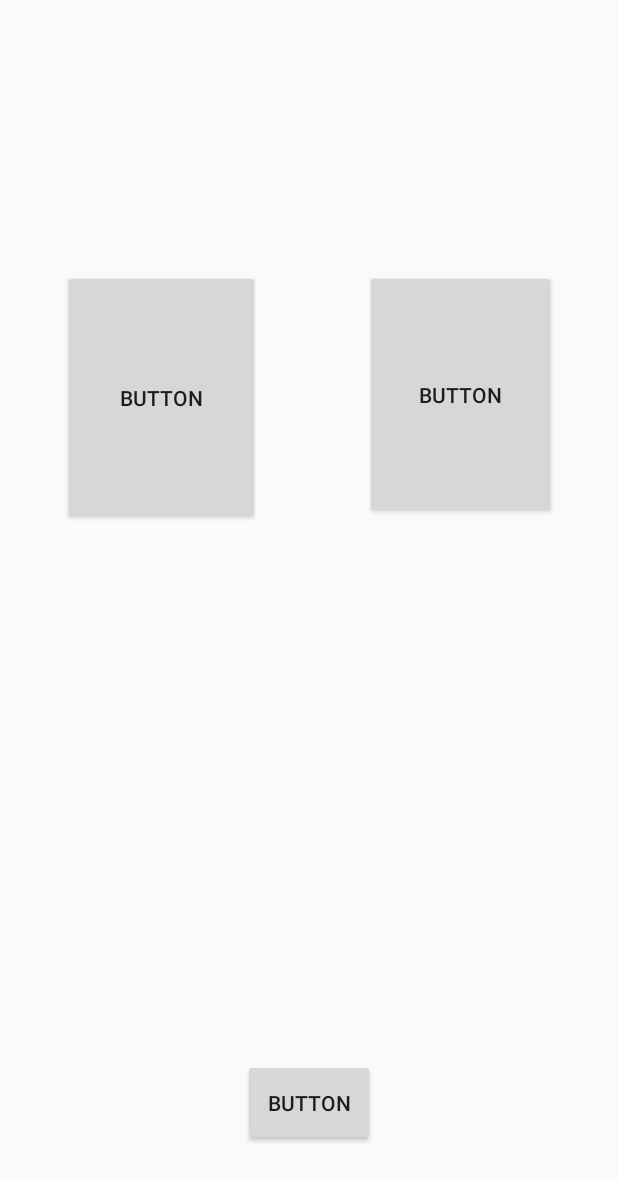
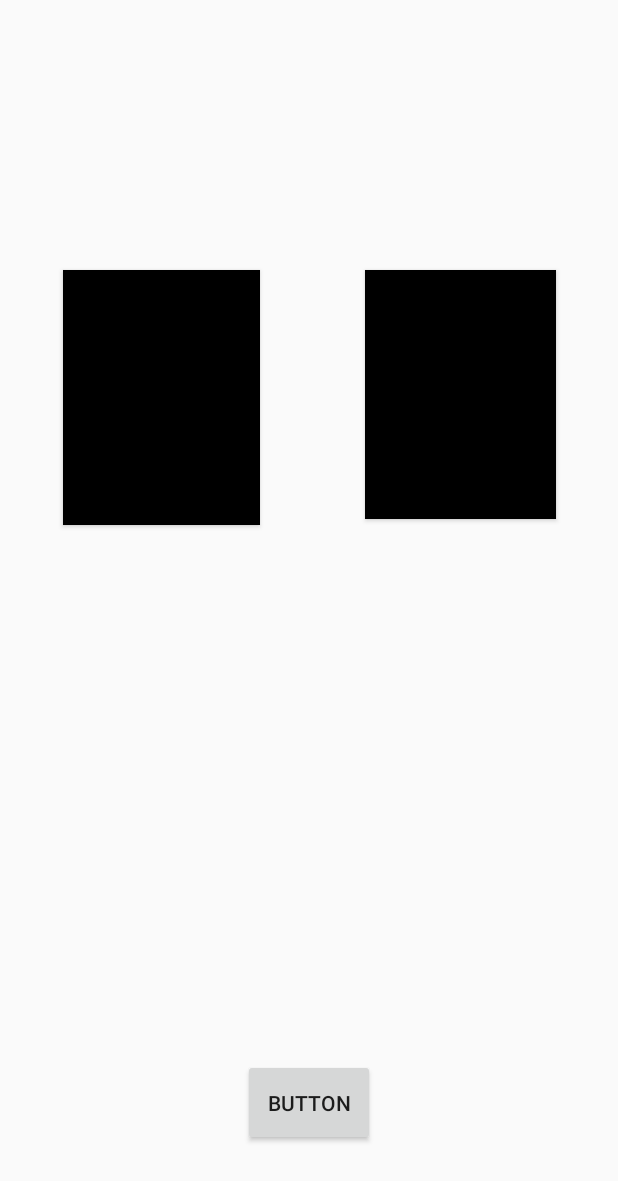
Before and after one commit to skwn-j/cit_prototype, an Android app: the AgentActivity screen opened directly, with no data from a screen before it, on a phone screen of 412 x 824 dp. Shown: the top 1181 px of the screen. Run offline under Robolectric (Android 15) with nearby library versions, the phone set to English and light mode, and no system bars; 1 statement that could not run was skipped.

Commit message:
Preference added to Agent Activity

```diff
--- a/app/src/main/java/com/example/minim/cit_prototype/AgentActivity.java
+++ b/app/src/main/java/com/example/minim/cit_prototype/AgentActivity.java
@@ -1,5 +1,6 @@
 package com.example.minim.cit_prototype;
 
+import Utils.PreferencesManager;
 import android.graphics.Color;
 import android.os.Environment;
 import android.support.v7.app.AppCompatActivity;
@@ -12,6 +13,7 @@
 
 public class AgentActivity extends AppCompatActivity {
 
+    PreferencesManager prefs;
     @Override
     protected void onCreate(Bundle savedInstanceState) {
         super.onCreate(savedInstanceState);
@@ -19,17 +21,25 @@
         final Button button1 = (Button) findViewById(R.id.button1) ;
         final Button button2 = (Button) findViewById(R.id.button2) ;
         final Button button3 = (Button) findViewById(R.id.cancel_action) ;
-
-        //Setting Storage
-        String dirpath = Environment.getExternalStorageDirectory().getAbsolutePath()+"/Settings";
-        File agentselection = new File(dirpath+"/agent");
-
+        int agent = prefs.loadIntegerSharedPreferences(getApplicationContext(), "agent");
+        switch(agent) {
+            case 1 :
+                button1.setBackgroundColor(Color.rgb(255, 0, 0));
+                button2.setBackgroundColor(Color.rgb(0, 0, 0));
+            case 2 :
+                button1.setBackgroundColor(Color.rgb(0, 0, 0));
+                button2.setBackgroundColor(Color.rgb(255, 0, 0));
+            default :
+                button1.setBackgroundColor(Color.rgb(0, 0, 0));
+                button2.setBackgroundColor(Color.rgb(0, 0, 0));
+        }
 
         button1.setOnClickListener(new Button.OnClickListener() {
             @Override
             public void onClick(View view) {
                 button1.setBackgroundColor(Color.rgb(255, 0, 0));
                 button2.setBackgroundColor(Color.rgb(0, 0, 0));
+                prefs.saveIntegerPreferencesco(getApplicationContext(), "agent", 1);
 
             }
         });
@@ -39,6 +49,7 @@
             public void onClick(View view) {
                 button1.setBackgroundColor(Color.rgb(0, 0, 0));
                 button2.setBackgroundColor(Color.rgb(255, 0, 0));
+                prefs.saveIntegerPreferencesco(getApplicationContext(), "agent", 2);
             }
         });
 
```
Also changed, not shown: app/src/main/java/com/example/minim/cit_prototype/MainActivity.java (+7 -3 lines).
